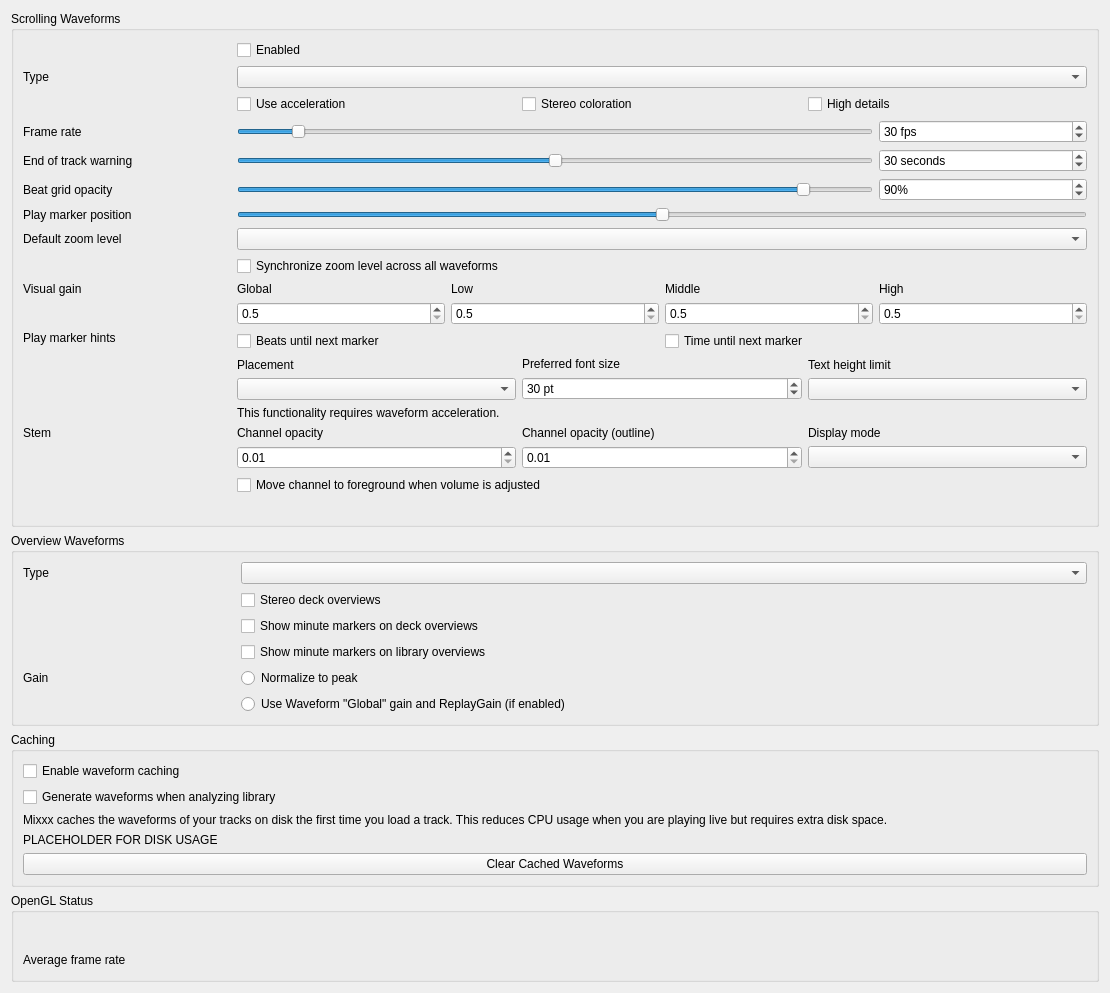
Above: src/preferences/dialog/dlgprefwaveformdlg.ui from mixxxdj/mixxx before the change. Below: the same form after it.
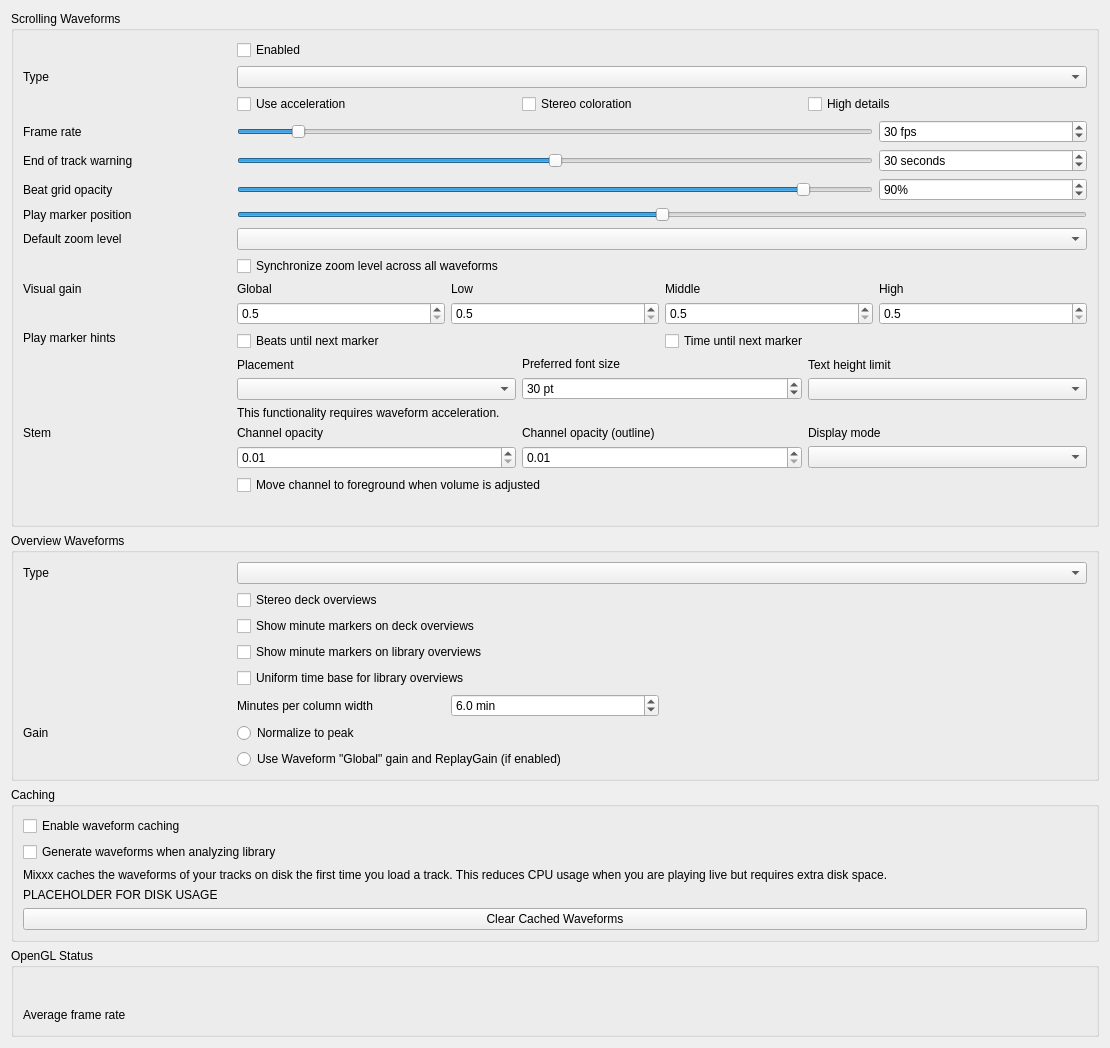
That is the form after the change.

Commit message: library: add uniform time base option for overview waveforms

Diff of the .ui file:
```diff
--- a/src/preferences/dialog/dlgprefwaveformdlg.ui
+++ b/src/preferences/dialog/dlgprefwaveformdlg.ui
@@ -761,7 +761,51 @@
       </widget>
      </item>
 
-     <item row="4" column="0">
+     <item row="4" column="1" colspan="4">
+      <widget class="QCheckBox" name="overviewUniformTimeBaseCheckBox">
+       <property name="toolTip">
+        <string>Scale all library overview waveforms to the same pixels-per-second ratio, so minute markers align across tracks regardless of duration. Shorter tracks occupy less than the full column width; longer tracks are clipped.</string>
+       </property>
+       <property name="text">
+        <string>Uniform time base for library overviews</string>
+       </property>
+      </widget>
+     </item>
+
+     <item row="5" column="1">
+      <widget class="QLabel" name="overviewTimeBaseMinutesLabel">
+       <property name="text">
+        <string>Minutes per column width</string>
+       </property>
+      </widget>
+     </item>
+     <item row="5" column="2">
+      <widget class="QDoubleSpinBox" name="overviewTimeBaseMinutesSpinBox">
+       <property name="toolTip">
+        <string>How many minutes of audio fit across the full overview column width when uniform time base is enabled.</string>
+       </property>
+       <property name="suffix">
+        <string> min</string>
+       </property>
+       <property name="decimals">
+        <number>1</number>
+       </property>
+       <property name="minimum">
+        <double>0.500000000000000</double>
+       </property>
+       <property name="maximum">
+        <double>60.000000000000000</double>
+       </property>
+       <property name="singleStep">
+        <double>0.500000000000000</double>
+       </property>
+       <property name="value">
+        <double>6.000000000000000</double>
+       </property>
+      </widget>
+     </item>
+
+     <item row="6" column="0">
       <widget class="QLabel" name="overview_gain_label">
        <property name="toolTip">
         <string extracomment="Select a gain mode for the waveform overview."/>
@@ -771,7 +815,7 @@
        </property>
       </widget>
      </item>
-     <item row="4" column="1" colspan="4">
+     <item row="6" column="1" colspan="4">
       <widget class="QRadioButton" name="overview_scale_normalize">
        <property name="text">
         <string>Normalize to peak</string>
@@ -781,7 +825,7 @@
        </attribute>
       </widget>
      </item>
-     <item row="5" column="1" colspan="4">
+     <item row="7" column="1" colspan="4">
       <widget class="QRadioButton" name="overview_scale_allReplayGain">
        <property name="text">
         <string extracomment="'Global' refers to the 'Global' visual gain in the scrolling waveform settings">Use Waveform "Global" gain and ReplayGain (if enabled)</string>
```
Left out of the diff: 2 changed lines with no effect on the pictures. The commit also changes 5 other files.
